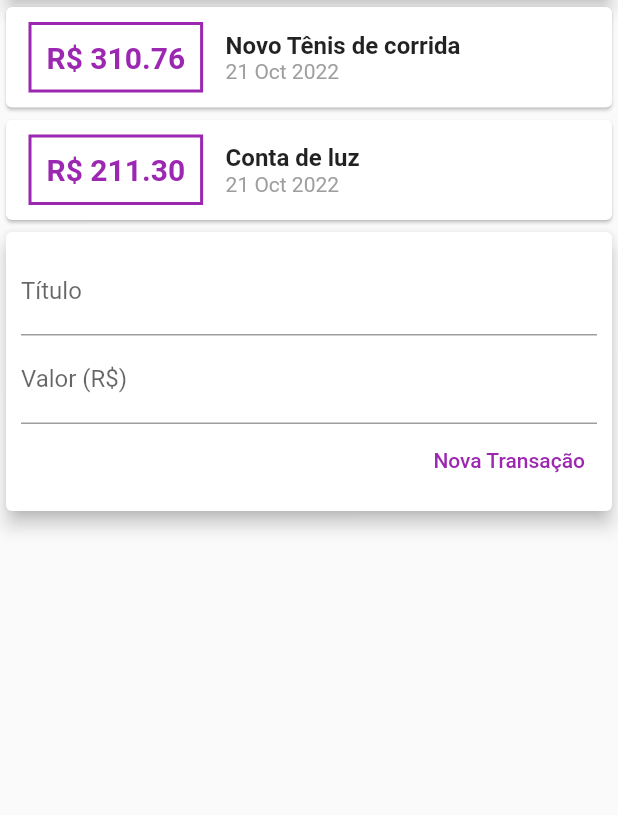
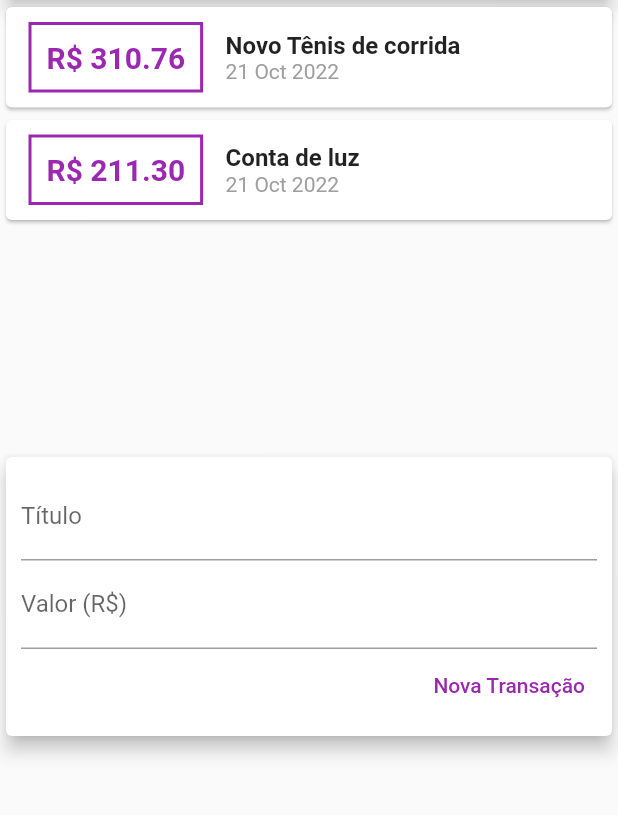
Before and after one commit to raphaelgumieri/estudos, a Flutter app: the screen it shows after launch, on a phone screen of 412 x 824 dp, the part 119-934 px from its top. Run offline on Flutter 3.47's test engine with Material 2 defaults, Android fonts, the phone set to English and light mode, and no system bars.

Commit message:
despesas pessoais: lista com rolagem (scroll)

```diff
--- a/flutter/aprenda_flutter_e_desenvolva_apps_para_android_e_ios_2022/m02_construindo_app_real_despesas_pessoais/despesas_pessoais/lib/components/transaction_list.dart
+++ b/flutter/aprenda_flutter_e_desenvolva_apps_para_android_e_ios_2022/m02_construindo_app_real_despesas_pessoais/despesas_pessoais/lib/components/transaction_list.dart
@@ -9,7 +9,10 @@ class TransactionList extends StatelessWidget {
 
   @override
   Widget build(BuildContext context) {
-    return Column(
+    return SizedBox(
+      height: 300,
+      child: SingleChildScrollView(
+        child: Column(
           children: transactions
               .map(
                 (tr) => Card(
@@ -59,6 +62,8 @@ class TransactionList extends StatelessWidget {
                 ),
               )
               .toList(),
+        ),
+      ),
     );
   }
 }
--- a/flutter/aprenda_flutter_e_desenvolva_apps_para_android_e_ios_2022/m02_construindo_app_real_despesas_pessoais/despesas_pessoais/lib/main.dart
+++ b/flutter/aprenda_flutter_e_desenvolva_apps_para_android_e_ios_2022/m02_construindo_app_real_despesas_pessoais/despesas_pessoais/lib/main.dart
@@ -19,7 +19,8 @@ class MyHomePage extends StatelessWidget {
       appBar: AppBar(
         title: Text('Despesas Pessoais'),
       ),
-      body: Column(
+      body: SingleChildScrollView(
+        child: Column(
           crossAxisAlignment: CrossAxisAlignment.stretch,
           children: <Widget>[
             Card(
@@ -30,6 +31,7 @@ class MyHomePage extends StatelessWidget {
             TransactionUser(),
           ],
         ),
+      ),
     );
   }
 }
```
Lines whose indentation alone changed are shown as unchanged.
